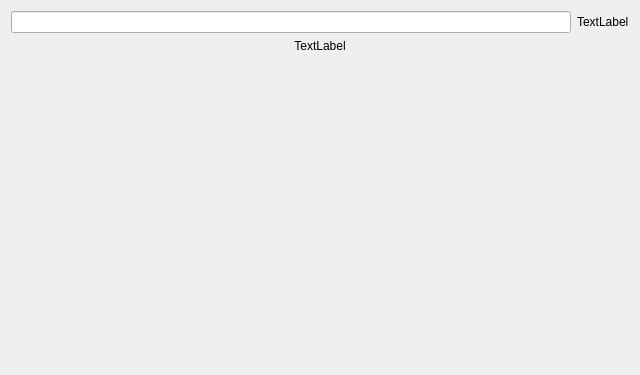
First picture: the form in epyq/widgets/epc.ui, repository epcpower/st, before the edit.
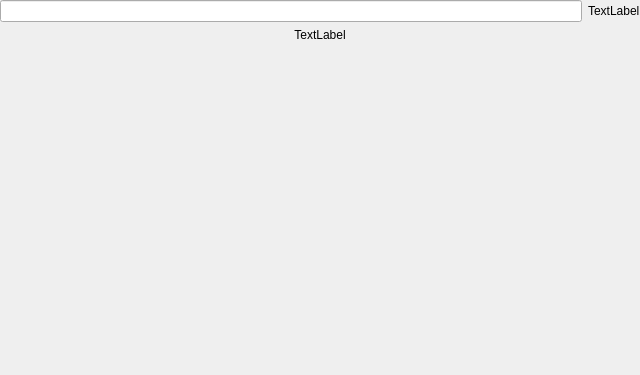
Second picture: the form after the edit.

Commit message:
Set all layout margins in widgets to 0 to compact them
Ref T335

The edit to the form file:
```diff
--- a/epyq/widgets/epc.ui
+++ b/epyq/widgets/epc.ui
@@ -20,10 +20,46 @@
    <string>Form</string>
   </property>
   <layout class="QHBoxLayout" name="horizontalLayout_2">
+   <property name="leftMargin">
+    <number>0</number>
+   </property>
+   <property name="topMargin">
+    <number>0</number>
+   </property>
+   <property name="rightMargin">
+    <number>0</number>
+   </property>
+   <property name="bottomMargin">
+    <number>0</number>
+   </property>
    <item>
     <layout class="QVBoxLayout" name="verticalLayout" stretch="0,0,0">
+     <property name="leftMargin">
+      <number>0</number>
+     </property>
+     <property name="topMargin">
+      <number>0</number>
+     </property>
+     <property name="rightMargin">
+      <number>0</number>
+     </property>
+     <property name="bottomMargin">
+      <number>0</number>
+     </property>
      <item>
       <layout class="QHBoxLayout" name="horizontalLayout">
+       <property name="leftMargin">
+        <number>0</number>
+       </property>
+       <property name="topMargin">
+        <number>0</number>
+       </property>
+       <property name="rightMargin">
+        <number>0</number>
+       </property>
+       <property name="bottomMargin">
+        <number>0</number>
+       </property>
        <item>
         <widget class="QLineEdit" name="value">
          <property name="alignment">
```
The commit also changes 10 other files.
